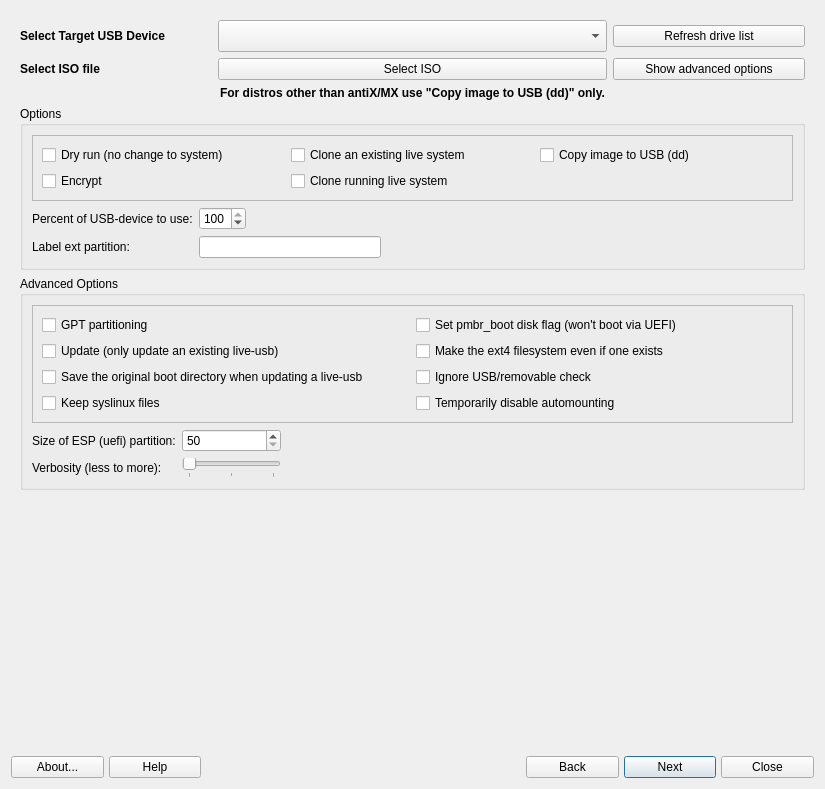
AdrianTM/mx-live-usb-maker, file mainwindow.ui: the form before one commit.
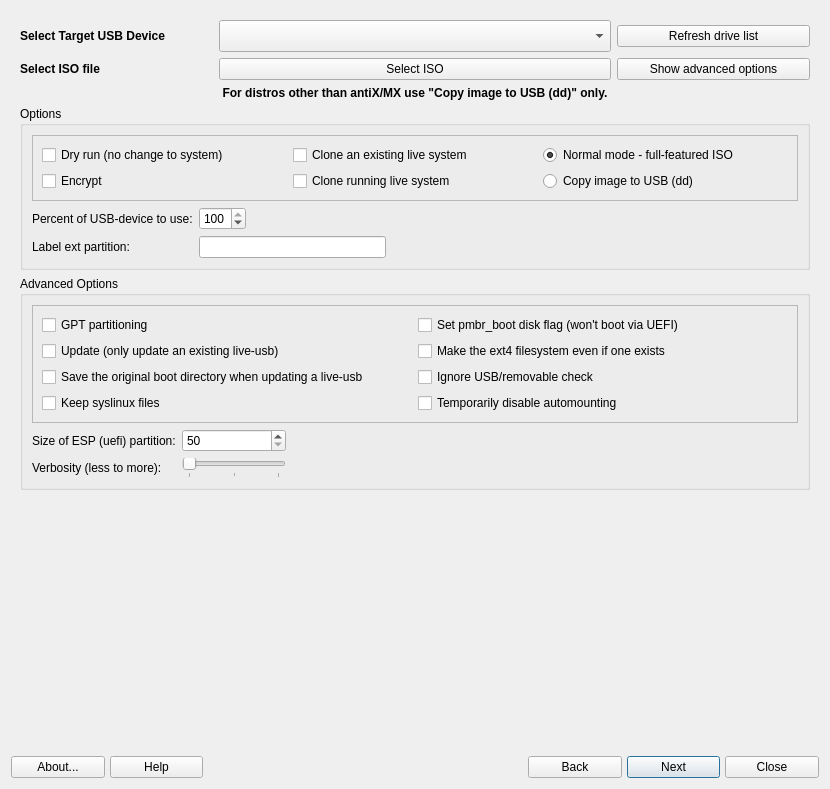
The form after the commit. Icons and pictures are not drawn.

Commit message: add checkbox for 'normal' mode

Patch:
```diff
--- a/mainwindow.ui
+++ b/mainwindow.ui
@@ -6,7 +6,7 @@
    <rect>
     <x>0</x>
     <y>0</y>
-    <width>825</width>
+    <width>830</width>
     <height>789</height>
    </rect>
   </property>
@@ -302,6 +302,26 @@
              <enum>QFrame::Plain</enum>
             </property>
             <layout class="QGridLayout" name="gridLayout_7">
+             <item row="1" column="2">
+              <widget class="QRadioButton" name="rb_dd">
+               <property name="toolTip">
+                <string>Read-only, cannot be used with persistency</string>
+               </property>
+               <property name="text">
+                <string>Copy image to USB (dd)</string>
+               </property>
+              </widget>
+             </item>
+             <item row="0" column="2">
+              <widget class="QRadioButton" name="rb_normal">
+               <property name="text">
+                <string>Normal mode - full-featured ISO</string>
+               </property>
+               <property name="checked">
+                <bool>true</bool>
+               </property>
+              </widget>
+             </item>
              <item row="0" column="0">
               <widget class="QCheckBox" name="cb_pretend">
                <property name="toolTip">
@@ -339,16 +359,6 @@
                </property>
               </widget>
              </item>
-             <item row="0" column="2">
-              <widget class="QCheckBox" name="cb_dd">
-               <property name="toolTip">
-                <string>Read-only, cannot be used with persistency</string>
-               </property>
-               <property name="text">
-                <string>Copy image to USB (dd)</string>
-               </property>
-              </widget>
-             </item>
             </layout>
            </widget>
           </item>
```
Left out of the diff: 54 changed lines with no effect on the pictures. The commit also changes 2 other files.
